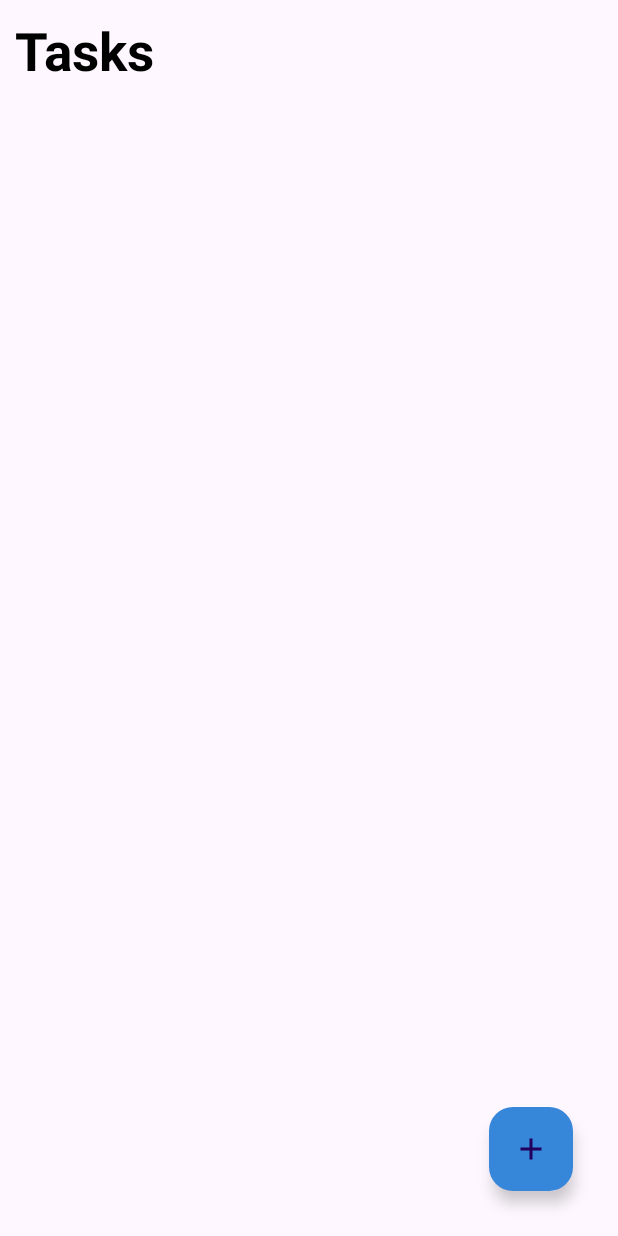
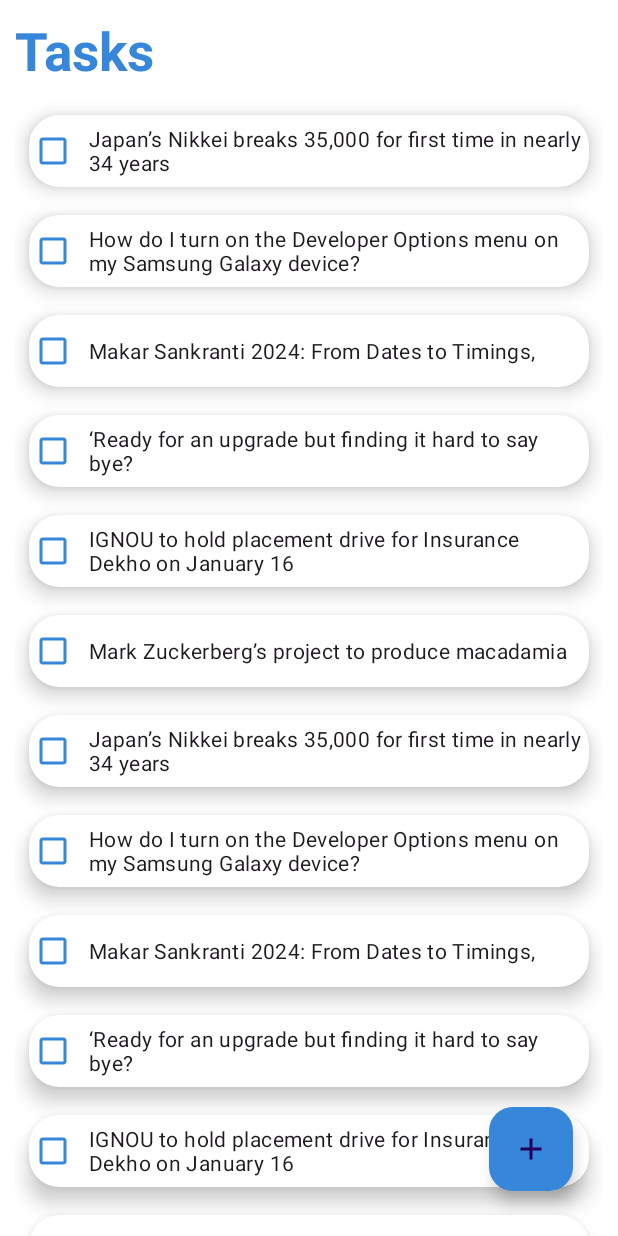
Before and after one commit to Kshitijsk29/ToDoApplication, an Android app: the screen it shows after launch (MainActivity), on a phone screen of 412 x 824 dp. Run offline under Robolectric (Android 15) with nearby library versions, the phone set to English and light mode, and no system bars.

Commit message:
second commit

```diff
--- a/app/src/main/java/com/nextin/todoapplication/Adapter/RVAdapter.kt
+++ b/app/src/main/java/com/nextin/todoapplication/Adapter/RVAdapter.kt
@@ -1,7 +1,5 @@
 package com.nextin.todoapplication.Adapter
-
 import android.app.Activity
-import android.content.Context
 import android.view.LayoutInflater
 import android.view.View
 import android.view.ViewGroup
@@ -14,20 +12,10 @@ class RVAdapter (var arrayList: ArrayList<TodoTasks> , var context :Activity)
     :RecyclerView.Adapter<RVAdapter.MyViewHolder>()
 {
 
-    class MyViewHolder(viewItem : View) :RecyclerView.ViewHolder(viewItem){
-
-        val task = viewItem.findViewById<CheckBox>(R.id.taskCheckBox)
-    }
-
-    override fun onCreateViewHolder(parent: ViewGroup, viewType: Int):
-            RVAdapter.MyViewHolder {
+    override fun onCreateViewHolder(parent: ViewGroup, viewType: Int): MyViewHolder {
         val itemsView = LayoutInflater.from(parent.context)
-            .inflate(R.layout.new_task_layout ,parent,false)
+            .inflate(R.layout.each_item_task_layout ,parent,false)
         return MyViewHolder(itemsView)
-    }
-
-    override fun getItemCount(): Int {
-        return arrayList.size
     }
 
     override fun onBindViewHolder(holder: MyViewHolder, position: Int) {
@@ -37,7 +25,16 @@ class RVAdapter (var arrayList: ArrayList<TodoTasks> , var context :Activity)
         holder.task.isChecked = fromIntToBoolean(item.status)
     }
 
-    fun fromIntToBoolean(  value :Int):Boolean{
+    override fun getItemCount(): Int {
+        return arrayList.size
+    }
+
+    class MyViewHolder(viewItem : View) :RecyclerView.ViewHolder(viewItem){
+
+        val task: CheckBox = viewItem.findViewById(R.id.taskCheckBox)
+    }
+
+    private fun fromIntToBoolean(value :Int):Boolean{
         return value != 0
     }
 }
--- a/app/src/main/java/com/nextin/todoapplication/MainActivity.kt
+++ b/app/src/main/java/com/nextin/todoapplication/MainActivity.kt
@@ -1,19 +1,19 @@
 package com.nextin.todoapplication
 
 import android.os.Bundle
+import android.widget.Toast
 import androidx.activity.enableEdgeToEdge
 import androidx.appcompat.app.AppCompatActivity
 import androidx.core.view.ViewCompat
 import androidx.core.view.WindowInsetsCompat
 import androidx.recyclerview.widget.LinearLayoutManager
 import androidx.recyclerview.widget.RecyclerView
-import androidx.recyclerview.widget.RecyclerView.LayoutManager
 import com.nextin.todoapplication.Adapter.RVAdapter
 import com.nextin.todoapplication.model.TodoTasks
 
 class MainActivity : AppCompatActivity() {
-    lateinit var  recyclerView: RecyclerView
-    lateinit var taskList :ArrayList<TodoTasks>
+   private lateinit var  recyclerView: RecyclerView
+   private lateinit var taskList :ArrayList<TodoTasks>
     override fun onCreate(savedInstanceState: Bundle?) {
         super.onCreate(savedInstanceState)
         enableEdgeToEdge()
@@ -23,29 +23,35 @@ class MainActivity : AppCompatActivity() {
             v.setPadding(systemBars.left, systemBars.top, systemBars.right, systemBars.bottom)
             insets
         }
+        recyclerView = findViewById(R.id.reView)
+
+        taskList = arrayListOf()
+
+        recyclerView.adapter = RVAdapter(taskList,this)
 
         recyclerView.layoutManager = LinearLayoutManager(this)
 
-        taskList = arrayListOf()
-
-        val newsArticleArray = arrayOf(
+        val tasksHeading = arrayOf(
             "Japan’s Nikkei breaks 35,000 for first time in nearly 34 years",
-            "How do I turn on the Developer Options ",
+            "How do I turn on the Developer Options menu on my Samsung Galaxy device?",
             "Makar Sankranti 2024: From Dates to Timings, ",
             "‘Ready for an upgrade but finding it hard to say bye? ",
             "IGNOU to hold placement drive for Insurance Dekho on January 16",
-            "Mark Zuckerberg’s project to produce macadamia "
+            "Mark Zuckerberg’s project to produce macadamia ",
+            "Japan’s Nikkei breaks 35,000 for first time in nearly 34 years",
+            "How do I turn on the Developer Options menu on my Samsung Galaxy device?",
+            "Makar Sankranti 2024: From Dates to Timings, ",
+            "‘Ready for an upgrade but finding it hard to say bye? ",
+            "IGNOU to hold placement drive for Insurance Dekho on January 16",
+            "Mark Zuckerberg’s project to produce macadamia ",
+            "Japan’s Nikkei breaks 35,000 for first time in nearly 34 years",
+            "How do I turn on the Developer Options menu on my Samsung Galaxy device?"
         )
 
-
-        for(index in taskList.indices)
-        {
-            val task = TodoTasks(1,0, newsArticleArray[index])
+        for (index in tasksHeading.indices){
+            val task = TodoTasks(1,0, tasksHeading[index])
             taskList.add(task)
-
         }
-
-        recyclerView.adapter = RVAdapter(taskList,this)
 
     }
 }
--- a/app/src/main/res/layout/activity_main.xml
+++ b/app/src/main/res/layout/activity_main.xml
@@ -5,15 +5,16 @@
     android:id="@+id/main"
     android:layout_width="match_parent"
     android:layout_height="match_parent"
-    tools:context=".MainActivity">
+    tools:context=".MainActivity"
+    android:background="@color/white">
 
     <TextView
         android:id="@+id/tvHeading"
         android:layout_width="wrap_content"
         android:layout_height="wrap_content"
-        android:text="Tasks"
+        android:text="@string/tasks"
         android:textStyle="bold"
-        android:textColor="@color/black"
+        android:textColor="@color/colorPrimary"
         android:layout_margin="10dp"
         android:textSize="35sp"
 
@@ -31,6 +32,7 @@
         app:layout_constraintEnd_toEndOf="parent">
 
         <androidx.recyclerview.widget.RecyclerView
+            android:id="@+id/reView"
             android:layout_width="match_parent"
             android:layout_height="match_parent"
             android:nestedScrollingEnabled="true"
--- a/app/src/main/res/layout/each_item_task_layout.xml
+++ b/app/src/main/res/layout/each_item_task_layout.xml
@@ -4,22 +4,23 @@
     android:layout_height="wrap_content"
     xmlns:app="http://schemas.android.com/apk/res-auto"
     app:cardElevation="8dp"
-    app:cardCornerRadius="9dp"
-    android:layout_marginTop="8dp"
+    app:cardCornerRadius="20dp"
+    android:layout_margin="9dp"
     android:layout_marginHorizontal="16dp">
 
     <LinearLayout
-        android:layout_width="wrap_content"
+        android:layout_width="match_parent"
         android:layout_height="wrap_content"
         android:orientation="horizontal">
+
         <CheckBox
             android:id="@+id/taskCheckBox"
             android:layout_width="wrap_content"
             android:layout_height="wrap_content"
             android:text="This my first task where i am going todo app"
             android:paddingStart="8dp"
+            android:paddingEnd="4dp"
             android:buttonTint="@color/colorPrimary"/>
-
 
     </LinearLayout>
 
--- a/app/src/main/res/values/strings.xml
+++ b/app/src/main/res/values/strings.xml
@@ -1,3 +1,4 @@
 <resources>
     <string name="app_name">ToDo Application</string>
+    <string name="tasks">Tasks</string>
 </resources>
```
